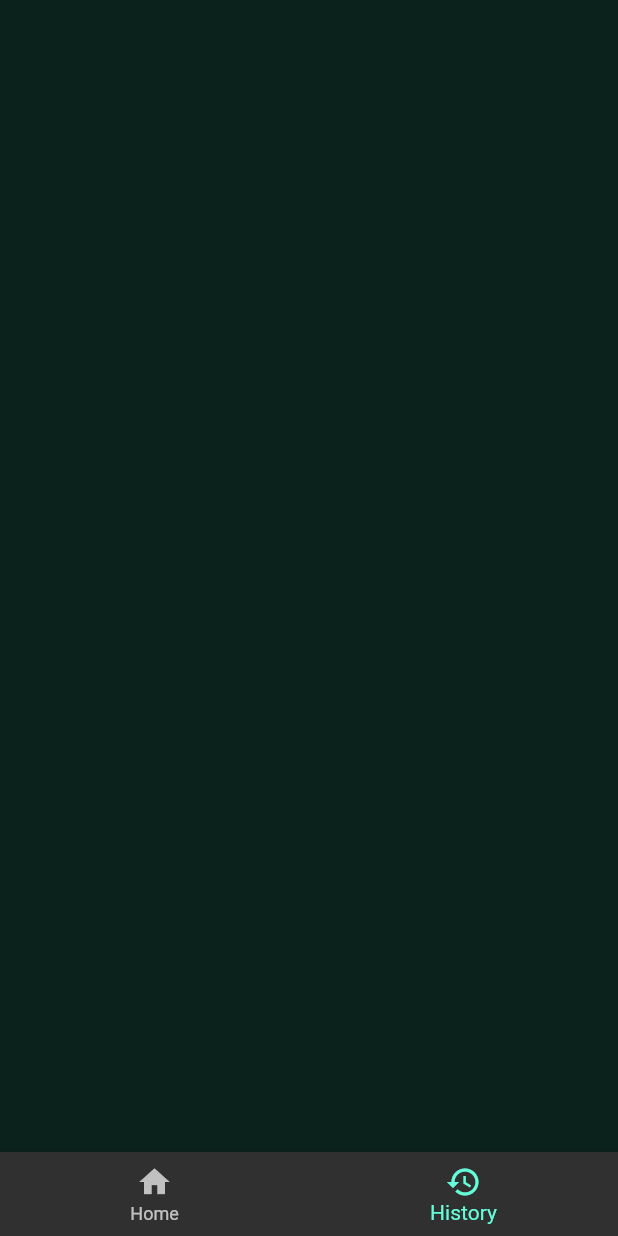
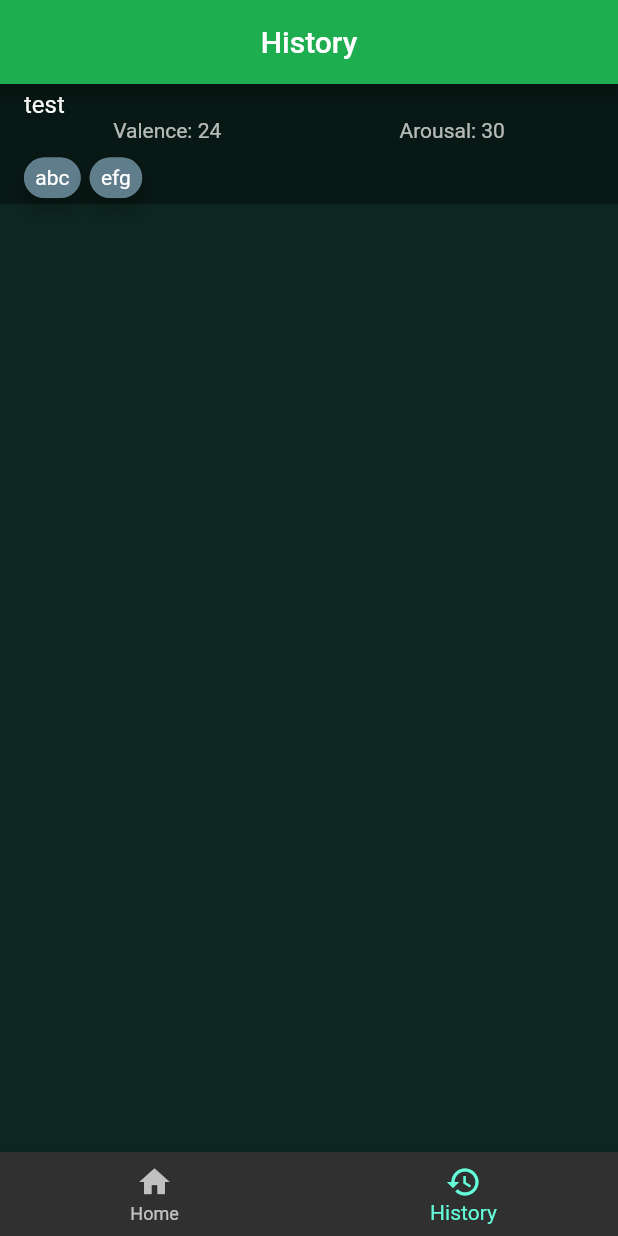
Before and after one commit to VaishakAnand/Hack-Roll-2021-, a Flutter app: the screen it shows after launch, item 2 of the bottom bar chosen, on a phone screen of 412 x 824 dp. Run offline on Flutter 3.47's test engine with Material 2 defaults, Android fonts, the phone set to English and light mode, and no system bars; drawn by our look-alikes of flutter_tags; our stand-ins replace avatar_glow, speech_to_text; missing offline and left inert: sentiment_dart.

Commit message:
Refactor and add history tile

```diff
--- a/lib/history.dart
+++ /dev/null
@@ -1,10 +0,0 @@
-import 'package:flutter/material.dart';
-
-class HistoryPage extends StatelessWidget {
-  @override
-  Widget build (BuildContext context) {
-    return Container(
-      color: Colors.black12,
-    );
-  }
-}
--- /dev/null
+++ b/lib/history/history.dart
@@ -0,0 +1,20 @@
+import 'package:flutter/material.dart';
+import 'package:flutterapp/history/history_tile.dart';
+
+class HistoryPage extends StatelessWidget {
+  @override
+  Widget build (BuildContext context) {
+    List<String> s = ["abc", "efg"]; // sample data
+    return Scaffold(
+      appBar: AppBar(
+        title: Text("History"),
+        centerTitle: true,
+      ),
+      body: Column(
+        children: <Widget>[
+          HistoryTile(valence: 24, arousal: 30, keywords: s),
+        ],
+      ),
+    );
+  }
+}
--- /dev/null
+++ b/lib/history/history_tile.dart
@@ -0,0 +1,62 @@
+import 'package:flutter/material.dart';
+import 'package:flutter_tags/flutter_tags.dart';
+
+class HistoryTile extends StatefulWidget {
+//  final DateTime dateTime;
+  final int valence;
+  final int arousal;
+  final List<String> keywords;
+
+  @override
+  _HistoryTileState createState() => _HistoryTileState();
+
+//  HistoryTile({this.dateTime, this.valence, this.arousal, this.keywords});
+  HistoryTile({this.valence, this.arousal, this.keywords});
+}
+
+class _HistoryTileState extends State<HistoryTile> {
+  @override
+  Widget build(BuildContext context) {
+    return Container(
+      child: ListTile(
+        title: Text("test"),
+        subtitle: _buildContent(),
+      ),
+      color: Colors.black38,
+    );
+  }
+
+  Widget _buildContent() {
+    return Column(
+      crossAxisAlignment: CrossAxisAlignment.stretch,
+      children: <Widget>[
+        Row(
+          mainAxisAlignment: MainAxisAlignment.spaceAround,
+          children: <Widget>[
+            Text("Valence: " + widget.valence.toString()),
+            Text("Arousal: " + widget.arousal.toString()),
+          ],
+        ),
+        SizedBox(
+          height: 10,
+        ),
+        Tags(
+            alignment: WrapAlignment.start,
+            itemCount: widget.keywords.length, // required
+            itemBuilder: (int index) {
+              final item = widget.keywords[index];
+              return ItemTags(
+                // Each ItemTags must contain a Key. Keys allow Flutter to
+                // uniquely identify widgets.
+                key: Key(index.toString()),
+                index: index,
+                // required
+                title: item,
+                pressEnabled: false,
+                combine: ItemTagsCombine.withTextBefore,
+              );
+            })
+      ],
+    );
+  }
+}
--- a/lib/mainscreen.dart
+++ b/lib/mainscreen.dart
@@ -1,6 +1,6 @@
 import 'package:flutter/material.dart';
 import 'homepage.dart';
-import 'history.dart';
+import 'history/history.dart';
 
 // Main Screen w/ BottomNavigationBar functionality to switch pages.
 class MainScreen extends StatefulWidget {
--- a/pubspec.yaml
+++ b/pubspec.yaml
@@ -31,8 +31,7 @@ dependencies:
   sentiment_dart: ^0.0.4
   speech_to_text: ^2.3.0
   avatar_glow: ^1.2.0
-
-
+  flutter_tags: ^0.4.9
 
 dev_dependencies:
   flutter_test:
```
Also changed, not shown: pubspec.lock.
